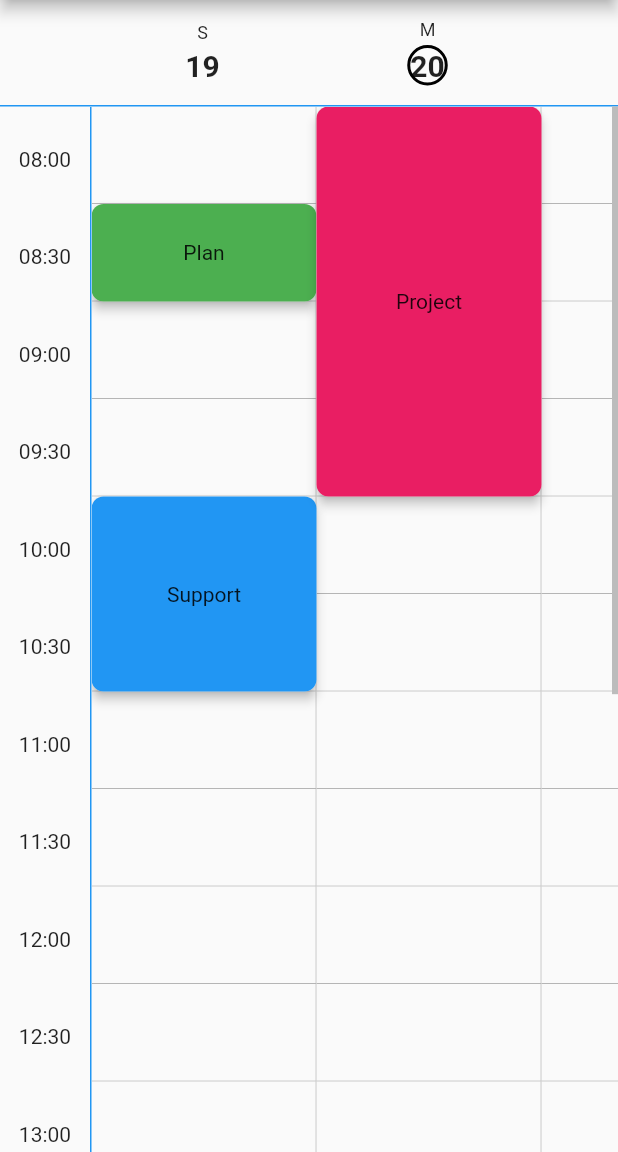
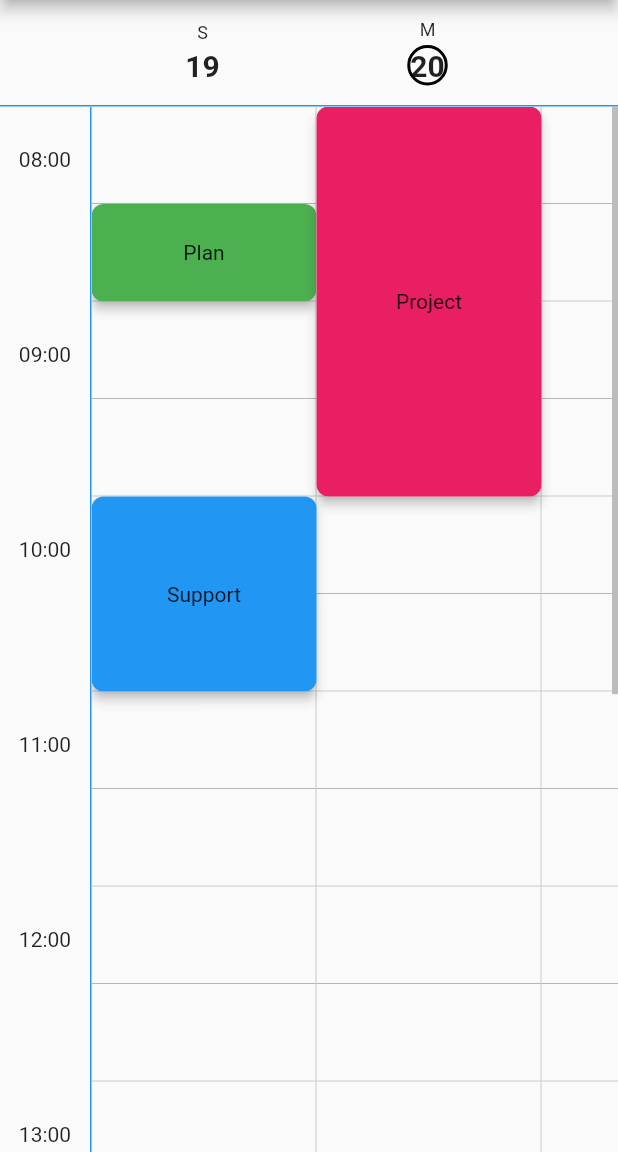
Before and after one commit to youngcet/task_scheduler, a Flutter app: the screen it shows after launch, on a phone screen of 412 x 824 dp, the part 84-1236 px from its top. Run offline on Flutter 3.47's test engine with Material 2 defaults, Android fonts, the phone set to English and light mode, and no system bars.

Commit message:
working on features see https://github.com/youngcet/task_scheduler/issues/1

```diff
--- a/example/lib/main.dart
+++ b/example/lib/main.dart
@@ -366,6 +366,7 @@ class _MyHomePageState extends State<MyHomePage> {
         use24HourFormat: true,
         includePeriod: true,
         includeMinutes: false,
+        showHoursOnly: true
       ),
     ));
 
--- a/lib/src/task_scheduler.dart
+++ b/lib/src/task_scheduler.dart
@@ -804,6 +804,7 @@ class _TaskSchedulerState extends State<TaskScheduler> {
   // Widget timesline
   Widget addTimeSlot(String time) {
     double remainder = 60 / defaultInterval;
+    bool showHoursOnly = widget.timeFormat?.showHoursOnly ?? false;
 
     if (widget.timeFormat?.use24HourFormat != null) {
       if (!widget.timeFormat!.use24HourFormat!) {
@@ -844,6 +845,10 @@ class _TaskSchedulerState extends State<TaskScheduler> {
       }
     }
 
+    if (showHoursOnly && !time.contains('00')){
+      time = '';
+    }
+
     return SizedBox(
       height: ((config.cellHeight!.toDouble() / remainder)),
       width: 60,
--- a/lib/src/task_scheduler_event.dart
+++ b/lib/src/task_scheduler_event.dart
@@ -82,6 +82,7 @@ class _ScheduleEntryState extends State<ScheduleEntry> {
   // A draggable widget
   Widget _draggableSlot() {
     bool isResizable = widget.options?.taskResizeMode?['allowResize'] ?? false;
+    bool _showTooltip = false;
 
     return (widget.color != Colors.transparent)
         ? Positioned(
@@ -162,6 +163,16 @@ class _ScheduleEntryState extends State<ScheduleEntry> {
                             ],
                             feedback: GestureDetector(
                               onTap: widget.onTap as void Function()? ?? () {},
+                              onTapDown: (_) {
+                                setState(() {
+                                  _showTooltip = true;
+                                });
+                              },
+                              onTapUp: (_) {
+                                setState(() {
+                                  _showTooltip = false;
+                                });
+                              },
                               child: Container(
                                 height: ((widget.duration.toDouble() *
                                         config.cellHeight!) /
@@ -178,7 +189,23 @@ class _ScheduleEntryState extends State<ScheduleEntry> {
                               ),
                             ),
                             childWhenDragging: Container(
-                              child: const Center(),
+                              child: Material(
+                                //elevation: 3,
+                                borderRadius: config.borderRadius,
+                                child: Container(
+                                  height: ((widget.duration.toDouble() *
+                                          config.cellHeight!) /
+                                      60), //60 minutes
+                                  width: (config.cellWidth!.toDouble() *
+                                      entryDuration),
+                                  decoration: BoxDecoration(
+                                      borderRadius: config.borderRadius,
+                                      color: (widget.color ?? Theme.of(context).primaryColor).withOpacity(0.6)),
+                                  child: Center(
+                                    child: widget.child,
+                                  ),
+                                ),
+                              ),
                             ),
                             onDraggableCanceled: (velocity, offset) {
                               //_triggerRebuild();
@@ -292,8 +319,14 @@ class _ScheduleEntryState extends State<ScheduleEntry> {
                               ? Colors.blue[100]
                               : Colors.transparent;
 
+                          String time = '';
+                          time = (widget.resource.hour < 10) ? '0${widget.resource.hour}' : '${widget.resource.hour}';
+                          time = (widget.resource.minutes < 10) ? '$time:0${widget.resource.minutes}' : '$time:${widget.resource.minutes}';
+
                           return InkWell(
                             onTap: widget.onTap as void Function()? ?? () {},
+                            child: Tooltip(
+                            message: isDraggingOver ? time : '',
                             child: Material(
                               color: color,
                               child: Container(
@@ -319,7 +352,7 @@ class _ScheduleEntryState extends State<ScheduleEntry> {
                                 child: Center(
                                   child: widget.child,
                                 ),
-                              ),
+                              )),
                             ),
                           );
                         },
--- a/lib/src/task_scheduler_time_format.dart
+++ b/lib/src/task_scheduler_time_format.dart
@@ -12,12 +12,16 @@ class SchedulerTimeSettings {
   // Whether to include minutes
   bool? includeMinutes;
 
+  // show only hours on the clock
+  bool? showHoursOnly;
+
   // Constructor for SchedulerTimeSettings
   SchedulerTimeSettings(
       {this.minuteInterval,
       this.use24HourFormat,
       this.includePeriod,
-      this.includeMinutes});
+      this.includeMinutes,
+      this.showHoursOnly});
 
   // Factory constructor for creating SchedulerTimeSettings with hour format
   factory SchedulerTimeSettings.hourFormat({
@@ -25,11 +29,13 @@ class SchedulerTimeSettings {
     bool period = false,
     int interval = 0,
     bool includeMinutes = true,
+    bool showHoursOnly = false,
   }) {
     return SchedulerTimeSettings(
         minuteInterval: interval,
         use24HourFormat: format,
         includePeriod: period,
-        includeMinutes: includeMinutes);
+        includeMinutes: includeMinutes,
+        showHoursOnly: showHoursOnly);
   }
 }
--- a/pubspec.yaml
+++ b/pubspec.yaml
@@ -1,6 +1,6 @@
 name: task_scheduler
 description: The Task Scheduler Widget is a Flutter component designed to display a schedule with customizable time slots and tasks. It provides functionalities to schedule tasks, rearrange them, and visualize them efficiently.
-version: 0.0.2
+version: 0.0.3
 homepage: https://github.com/youngcet/task_scheduler
 
 environment:
```
Also changed, not shown: example/pubspec.lock, 1 other file.
